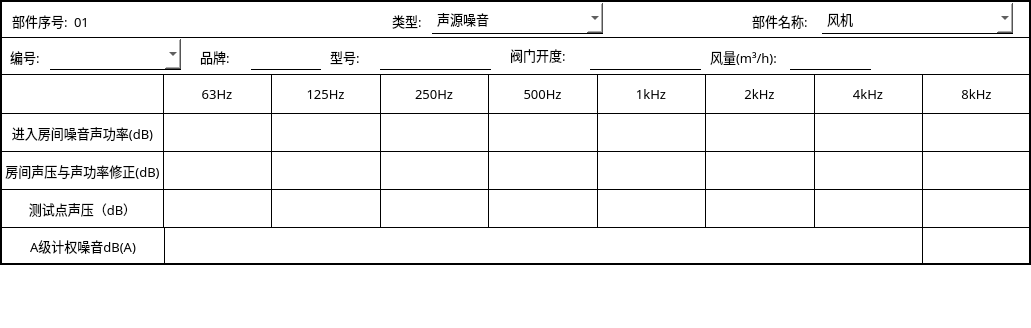
Old version of the form NoiseCalSoft/roomCal/roomcaltable.ui in the repository haobana/NoiCal.
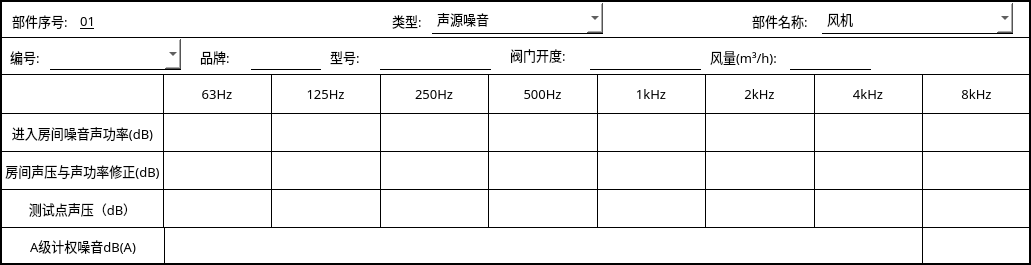
New version of the form. The open tabs and pages were chosen to show the change.

Patch:
```diff
--- a/NoiseCalSoft/roomCal/roomcaltable.ui
+++ b/NoiseCalSoft/roomCal/roomcaltable.ui
@@ -7,7 +7,7 @@
     <x>0</x>
     <y>0</y>
     <width>1031</width>
-    <height>328</height>
+    <height>265</height>
    </rect>
   </property>
   <property name="windowTitle">
@@ -38,7 +38,7 @@
 }</string>
    </property>
    <property name="currentIndex">
-    <number>4</number>
+    <number>1</number>
    </property>
    <widget class="QWidget" name="page_noi_src_info">
     <widget class="QComboBox" name="comboBox_noi_src_num">
@@ -1386,7 +1386,7 @@
       </rect>
      </property>
      <property name="currentIndex">
-      <number>1</number>
+      <number>0</number>
      </property>
      <widget class="QWidget" name="page_circle">
       <widget class="QLabel" name="label_105">
@@ -2868,7 +2868,7 @@
     </widget>
    </widget>
   </widget>
-  <widget class="QWidget" name="widget_3" native="true">
+  <widget class="QWidget" name="widget_title" native="true">
    <property name="geometry">
     <rect>
      <x>0</x>
@@ -2878,7 +2878,7 @@
     </rect>
    </property>
    <property name="styleSheet">
-    <string notr="true">#widget_3
+    <string notr="true">#widget_title
 {
 border:2px solid black;
 border-bottom:1px solid black;
@@ -2890,38 +2890,13 @@
       <x>2</x>
       <y>2</y>
       <width>1027</width>
-      <height>35</height>
+      <height>34</height>
      </rect>
     </property>
     <property name="currentIndex">
-     <number>0</number>
+     <number>1</number>
     </property>
     <widget class="QWidget" name="page_unit">
-     <widget class="QLineEdit" name="lineEdit_unit_num">
-      <property name="geometry">
-       <rect>
-        <x>70</x>
-        <y>4</y>
-        <width>41</width>
-        <height>31</height>
-       </rect>
-      </property>
-      <property name="font">
-       <font>
-        <family>Microsoft YaHei</family>
-        <pointsize>10</pointsize>
-       </font>
-      </property>
-      <property name="styleSheet">
-       <string notr="true">border:none;</string>
-      </property>
-      <property name="text">
-       <string>01</string>
-      </property>
-      <property name="alignment">
-       <set>Qt::AlignLeading|Qt::AlignLeft|Qt::AlignVCenter</set>
-      </property>
-     </widget>
      <widget class="QLabel" name="label_9">
       <property name="geometry">
        <rect>
@@ -3059,6 +3034,33 @@
        </property>
       </item>
      </widget>
+     <widget class="QPushButton" name="pushButton_number">
+      <property name="geometry">
+       <rect>
+        <x>70</x>
+        <y>3</y>
+        <width>31</width>
+        <height>31</height>
+       </rect>
+      </property>
+      <property name="font">
+       <font>
+        <family>Microsoft YaHei</family>
+        <pointsize>10</pointsize>
+        <underline>true</underline>
+       </font>
+      </property>
+      <property name="cursor">
+       <cursorShape>PointingHandCursor</cursorShape>
+      </property>
+      <property name="styleSheet">
+       <string notr="true">background-color: rgb(255, 255, 255);
+border:none;</string>
+      </property>
+      <property name="text">
+       <string>01</string>
+      </property>
+     </widget>
     </widget>
     <widget class="QWidget" name="page_room_cal">
      <widget class="QLabel" name="label_67">
@@ -3210,7 +3212,7 @@
     <string notr="true"/>
    </property>
    <property name="currentIndex">
-    <number>2</number>
+    <number>8</number>
    </property>
    <widget class="QWidget" name="page_noi_src_table">
     <widget class="QWidget" name="widget_4" native="true">
```
